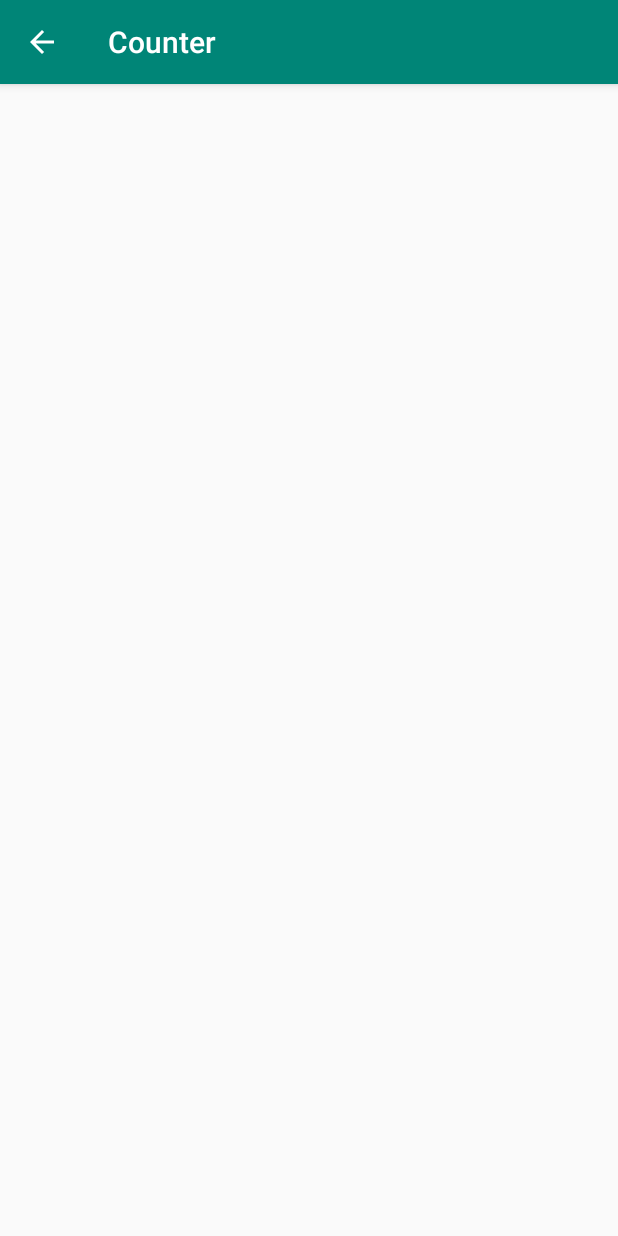
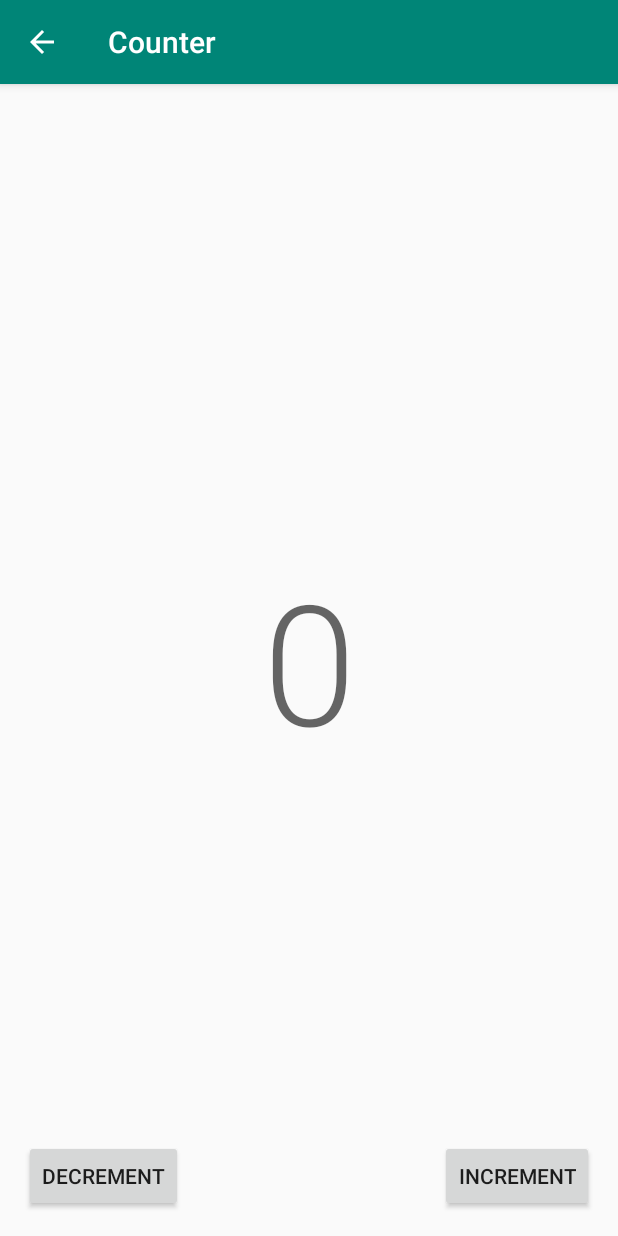
Before and after one commit to ragunathjawahar/bench-press, an Android app: the CounterActivity screen opened directly, with no data from a screen before it, on a phone screen of 412 x 824 dp. Run offline under Robolectric (Android 15) with nearby library versions, the phone set to English and light mode, and no system bars.

Commit message:
Add UI for counter and hello, stranger example.

```diff
--- a/app/src/main/java/io/redgreen/benchpress/counter/CounterActivity.kt
+++ b/app/src/main/java/io/redgreen/benchpress/counter/CounterActivity.kt
@@ -5,6 +5,7 @@ import android.content.Intent
 import android.os.Bundle
 import io.redgreen.benchpress.R
 import io.redgreen.benchpress.architecture.BaseActivity
+import kotlinx.android.synthetic.main.counter_activity.*
 
 class CounterActivity : BaseActivity() {
   companion object {
@@ -16,5 +17,10 @@ class CounterActivity : BaseActivity() {
   override fun onCreate(savedInstanceState: Bundle?) {
     super.onCreate(savedInstanceState)
     setContentView(R.layout.counter_activity)
+    deleteMe()
+  }
+
+  private fun deleteMe() {
+    counterTextView.text = 0.toString()
   }
 }
--- a/app/src/main/res/layout/counter_activity.xml
+++ b/app/src/main/res/layout/counter_activity.xml
@@ -1,6 +1,45 @@
 <?xml version="1.0" encoding="utf-8"?>
 <android.support.constraint.ConstraintLayout xmlns:android="http://schemas.android.com/apk/res/android"
+  xmlns:app="http://schemas.android.com/apk/res-auto"
+  xmlns:tools="http://schemas.android.com/tools"
   android:layout_width="match_parent"
   android:layout_height="match_parent">
 
+  <Button
+    android:id="@+id/incrementButton"
+    android:layout_width="wrap_content"
+    android:layout_height="wrap_content"
+    android:layout_marginEnd="16dp"
+    android:layout_marginRight="16dp"
+    android:layout_marginBottom="16dp"
+    android:text="@string/increment"
+    app:layout_constraintBottom_toBottomOf="parent"
+    app:layout_constraintEnd_toEndOf="parent" />
+
+  <Button
+    android:id="@+id/decrementButton"
+    android:layout_width="wrap_content"
+    android:layout_height="wrap_content"
+    android:layout_marginStart="16dp"
+    android:layout_marginLeft="16dp"
+    android:text="@string/decrement"
+    app:layout_constraintBottom_toBottomOf="@+id/incrementButton"
+    app:layout_constraintStart_toStartOf="parent" />
+
+  <TextView
+    android:id="@+id/counterTextView"
+    android:layout_width="wrap_content"
+    android:layout_height="wrap_content"
+    android:layout_marginStart="16dp"
+    android:layout_marginLeft="16dp"
+    android:layout_marginTop="16dp"
+    android:layout_marginEnd="16dp"
+    android:layout_marginRight="16dp"
+    android:layout_marginBottom="16dp"
+    android:textAppearance="@style/TextAppearance.AppCompat.Display4"
+    app:layout_constraintBottom_toBottomOf="parent"
+    app:layout_constraintEnd_toEndOf="parent"
+    app:layout_constraintStart_toStartOf="parent"
+    app:layout_constraintTop_toTopOf="parent"
+    tools:text="7" />
 </android.support.constraint.ConstraintLayout>
--- a/app/src/main/res/values/strings.xml
+++ b/app/src/main/res/values/strings.xml
@@ -1,8 +1,16 @@
 <resources>
   <string name="app_name">Bench Press</string>
 
+  <!-- Hello, Stranger -->
+  <string name="hello_stranger_title">Hello, Stranger</string>
+  <string name="name">Name</string>
+  <string name="hello_stranger">Hello, Stranger</string>
+
+  <!-- Counter -->
   <string name="counter_title">Counter</string>
-  <string name="hello_stranger_title">Hello, Stranger</string>
+  <string name="increment">Increment</string>
+  <string name="decrement">Decrement</string>
+
   <string name="image_picker_title">Image Picker</string>
   <string name="login_title">Login</string>
   <string name="quiz_title">Quiz</string>
```
Also changed, not shown: app/src/main/res/layout/hello_stranger_activity.xml (+26 -0 lines).
